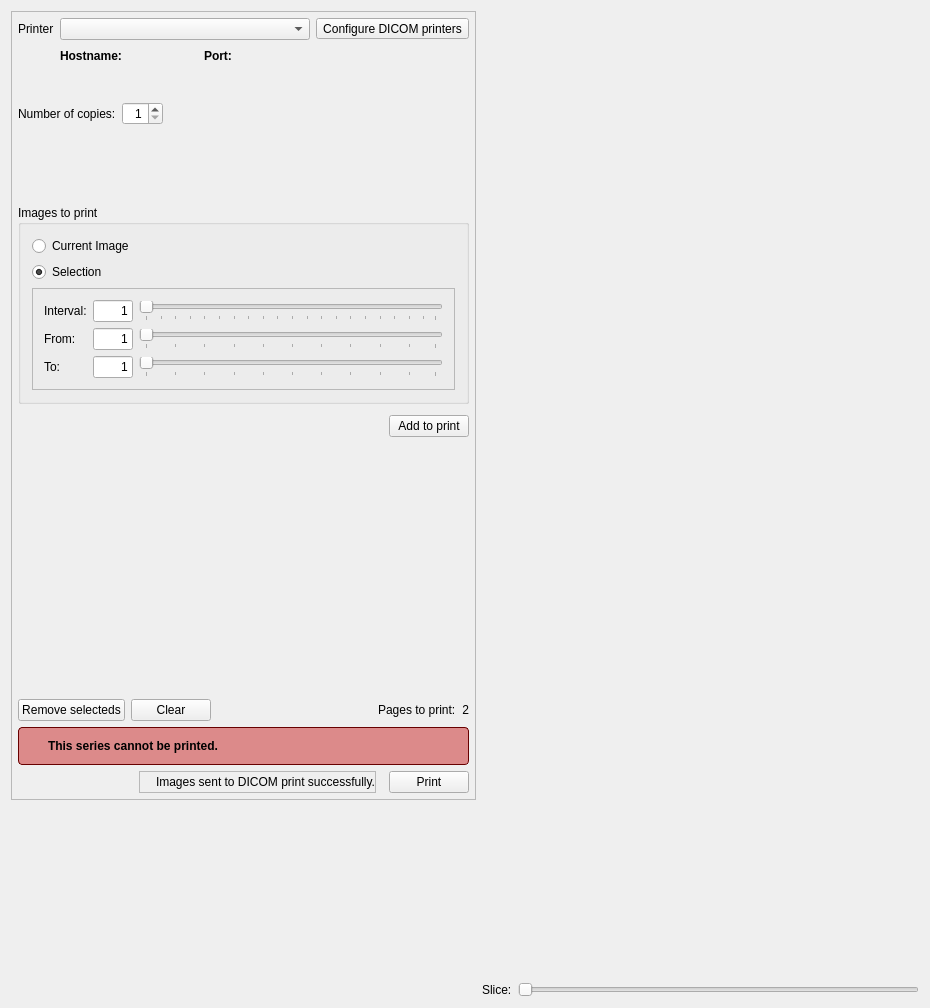
Old version of the form starviewer/src/extensions/main/dicomprint/qdicomprintextensionbase.ui in the repository starviewer-medical/starviewer.
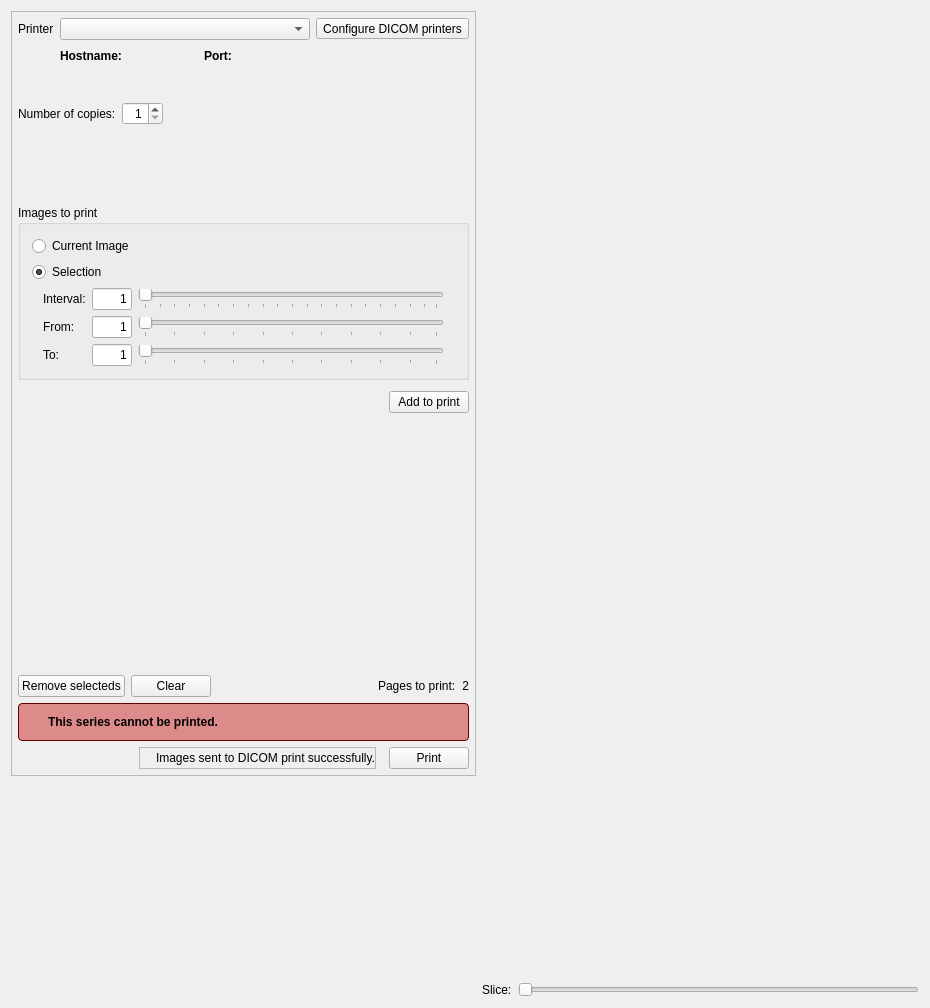
New version of the form. Icons and pictures are not drawn. Custom widgets are drawn as their Qt base class.

Commit message: ENH: Es fa invisible el frame que envolta la selecció de rang d'imatges per imprimir

The edit to the form file:
```diff
--- a/starviewer/src/extensions/main/dicomprint/qdicomprintextensionbase.ui
+++ b/starviewer/src/extensions/main/dicomprint/qdicomprintextensionbase.ui
@@ -293,18 +293,24 @@
            <item>
             <widget class="QFrame" name="m_selectionImagesFrame">
              <property name="frameShape">
-              <enum>QFrame::StyledPanel</enum>
+              <enum>QFrame::NoFrame</enum>
              </property>
              <property name="frameShadow">
-              <enum>QFrame::Sunken</enum>
+              <enum>QFrame::Plain</enum>
              </property>
              <property name="lineWidth">
-              <number>1</number>
+              <number>0</number>
              </property>
              <property name="midLineWidth">
               <number>0</number>
              </property>
              <layout class="QGridLayout" name="gridLayout">
+              <property name="topMargin">
+               <number>0</number>
+              </property>
+              <property name="bottomMargin">
+               <number>0</number>
+              </property>
               <item row="0" column="0">
                <widget class="QLabel" name="label_34">
                 <property name="text">
```
Left out of the diff: 1 changed line with no effect on the pictures.
